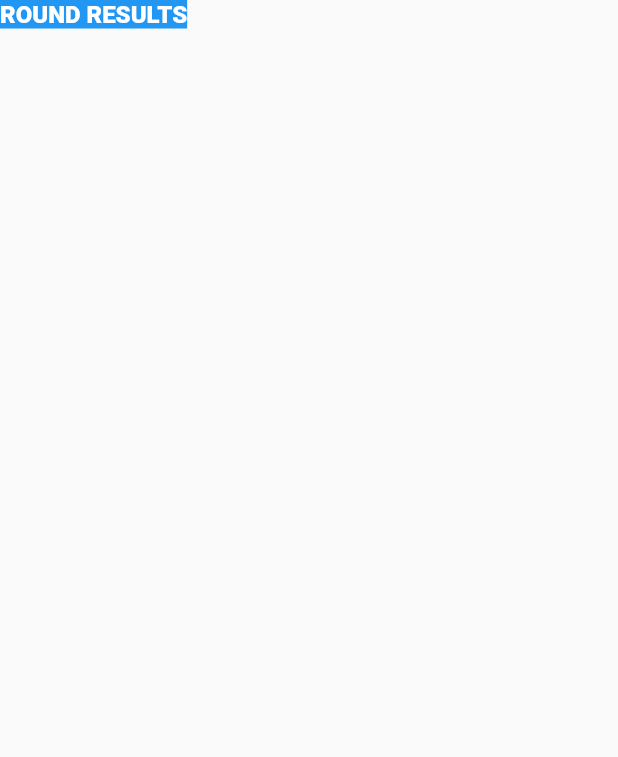
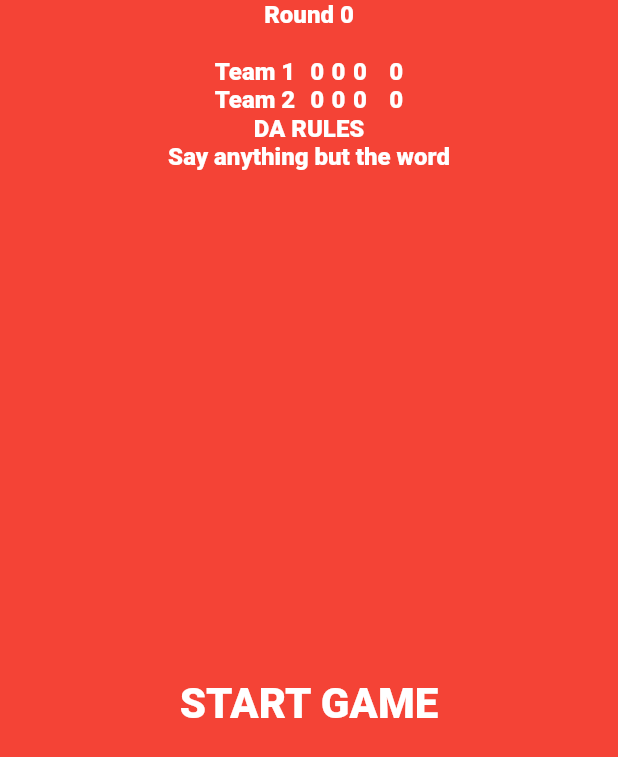
Before and after one commit to teejstroyer/fish_bowl_game, a Flutter app: the RoundResultsScreeen screen opened directly, on a phone screen of 412 x 824 dp. Shown: the top 757 px of the screen. Run offline on Flutter 3.47's test engine with Material 2 defaults, Android fonts, the phone set to English and light mode, and no system bars.

Commit message:
created round result page and scoreboard

```diff
--- a/lib/countdown_timer.dart
+++ b/lib/countdown_timer.dart
@@ -6,6 +6,10 @@ class CountDownTimer extends ChangeNotifier {
   static const _countdownDuration = Duration(seconds: 60);
   Duration _duration = const Duration();
   Timer? _timer;
+
+  int get time => _duration.inSeconds;
+  int get maxTime => _countdownDuration.inSeconds;
+  bool get isTimerRunning => _timer == null ? false : _timer!.isActive;
 
   void startTimer() {
     _timer = Timer.periodic(const Duration(seconds: 1), (_) => _timerTick());
@@ -34,6 +38,4 @@ class CountDownTimer extends ChangeNotifier {
     notifyListeners();
   }
 
-  int get time => _duration.inSeconds;
-  bool get isTimerRunning => _timer == null ? false : _timer!.isActive;
 }
--- a/lib/game_model.dart
+++ b/lib/game_model.dart
@@ -25,6 +25,10 @@ class GameModel extends ChangeNotifier {
       default:
         return "Say anything but the word";
     }
+  }
+
+  int roundScore(bool team1, int round) {
+    return team1 ? _team1Score[round] : _team2Score[round];
   }
 
   final List<Color> _gameColors = [
--- a/lib/game_screen.dart
+++ b/lib/game_screen.dart
@@ -16,7 +16,6 @@ class _GameScreenState extends State<GameScreen> {
   void initState() {
     super.initState();
     WidgetsBinding.instance.addPostFrameCallback((_) {
-      Provider.of<CountDownTimer>(context, listen: false).resetTimer();
       Provider.of<CountDownTimer>(context, listen: false).startTimer();
     });
   }
@@ -25,6 +24,8 @@ class _GameScreenState extends State<GameScreen> {
   Widget build(BuildContext context) {
     var gameModel = Provider.of<GameModel>(context, listen: false);
     var countDownTimer = Provider.of<CountDownTimer>(context, listen: false);
+    if (countDownTimer.time == 0) nextTeam(gameModel);
+
     return Scaffold(
       body: Container(
         color: gameModel.gameColor,
@@ -115,4 +116,14 @@ class _GameScreenState extends State<GameScreen> {
     }
   }
 
+  void nextTeam(GameModel gameModel) {
+    gameModel.nextColor();
+    Navigator.pop(context);
+    Navigator.push(
+      context,
+      MaterialPageRoute(
+        builder: (context) => const RoundResultsScreeen(),
+      ),
+    );
+  }
 }
--- a/lib/main.dart
+++ b/lib/main.dart
@@ -1,6 +1,7 @@
 import 'package:fish_bowl_game/countdown_timer.dart';
 import 'package:fish_bowl_game/game_model.dart';
 import 'package:fish_bowl_game/new_game_screen.dart';
+import 'package:fish_bowl_game/round_results_screen.dart';
 import 'package:flutter/material.dart';
 import 'package:provider/provider.dart';
 
@@ -84,7 +85,8 @@ class MyApp extends StatelessWidget {
             ),
           ),
           iconTheme: const IconThemeData(color: Colors.white)),
-      home: const NewGameScreen(),
+      //home: const NewGameScreen(),
+      home: const RoundResultsScreeen(),
     );
   }
 }
--- a/lib/round_results_screen.dart
+++ b/lib/round_results_screen.dart
@@ -1,3 +1,4 @@
+import 'package:fish_bowl_game/countdown_timer.dart';
 import 'package:fish_bowl_game/game_model.dart';
 import 'package:fish_bowl_game/game_screen.dart';
 import 'package:flutter/material.dart';
@@ -8,13 +9,108 @@ class RoundResultsScreeen extends StatelessWidget {
 
   @override
   Widget build(BuildContext context) {
+    var gameModel = Provider.of<GameModel>(context, listen: false);
+    var countDownTimer = Provider.of<CountDownTimer>(context, listen: false);
+    String roundMessage = "";
+    if (countDownTimer.time < countDownTimer.maxTime &&
+        countDownTimer.time > 0) {
+      roundMessage =
+          "It is STILL ${gameModel.team}'s turn, they have ${countDownTimer.time} seconds left to start the new round";
+    }
+
     return Scaffold(
       body: Container(
-        color: Colors.blue,
-        child: const SafeArea(
-          child: Text("ROUND RESULTS"),
+        color: gameModel.gameColor,
+        child: SafeArea(
+          child: Center(
+            child: Column(
+              children: [
+                Text(gameModel.round),
+                Text(roundMessage),
+                scoreBoard(gameModel),
+                const Text("DA RULES"),
+                Text(gameModel.rules),
+                Expanded(
+                  child: TextButton(
+                    onPressed: () => startRound(gameModel, context),
+                    child: const Text("START GAME"),
+                  ),
+                ),
+              ],
+            ),
+          ),
         ),
       ),
     );
   }
+
+  Row scoreBoard(GameModel model) {
+    int team1Total = 0;
+    int team2Total = 0;
+
+    List<Widget> scores = [];
+
+    scores.add(Column(children: const [
+      Text("Team 1"),
+      Text("Team 2"),
+    ]));
+
+    scores.add(const VerticalDivider(
+      width: 10,
+      thickness: 1,
+      indent: 2,
+      endIndent: 2,
+      color: Colors.white,
+    ));
+
+    for (int i = 0; i < 3; i++) {
+      int t1 = model.roundScore(true, i);
+      int t2 = model.roundScore(false, i);
+
+      team1Total += t1;
+      team2Total += t2;
+
+      scores.add(Column(children: [
+        Text(t1.toString()),
+        Text(t2.toString()),
+      ]));
+
+      scores.add(const VerticalDivider(
+        width: 5,
+        thickness: 1,
+        indent: 2,
+        endIndent: 2,
+        color: Colors.transparent,
+      ));
+    }
+
+    scores.add(const VerticalDivider(
+      width: 10,
+      thickness: 1,
+      indent: 2,
+      endIndent: 2,
+      color: Colors.white,
+    ));
+
+    scores.add(Column(children: [
+      Text(team1Total.toString()),
+      Text(team2Total.toString()),
+    ]));
+
+    return Row(
+      mainAxisAlignment: MainAxisAlignment.center,
+      children: scores,
+    );
+  }
+
+  void startRound(GameModel gameModel, BuildContext context) {
+    gameModel.startRound();
+    gameModel.nextColor();
+
+    Navigator.pop(context);
+    Navigator.push(
+      context,
+      MaterialPageRoute(builder: (context) => const GameScreen()),
+    );
+  }
 }
```
